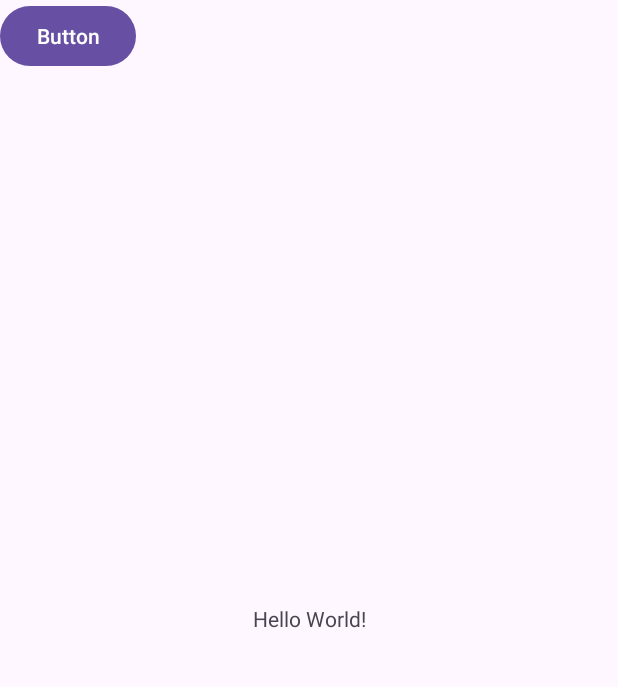
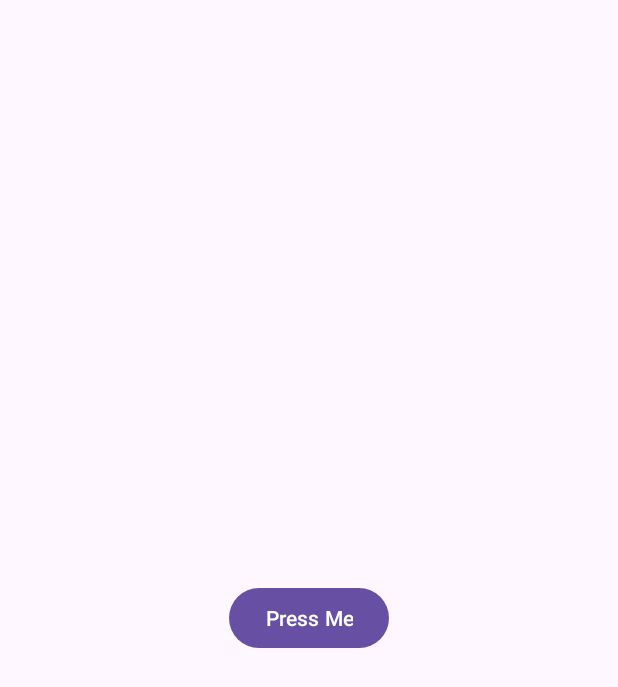
Before and after one commit to Bastiencpe/PilulierV75, an Android app: the screen it shows after launch (MainActivity), on a phone screen of 412 x 824 dp. Shown: the top 687 px of the screen. Run offline under Robolectric (Android 15) with nearby library versions, the phone set to English and light mode, and no system bars.

Commit message:
First pull

```diff
--- a/app/src/main/res/layout/activity_main.xml
+++ b/app/src/main/res/layout/activity_main.xml
@@ -8,20 +8,26 @@
     tools:context=".MainActivity">
 
     <TextView
+        android:id="@+id/textView"
         android:layout_width="wrap_content"
         android:layout_height="wrap_content"
         android:text="Hello World!"
         app:layout_constraintBottom_toBottomOf="parent"
         app:layout_constraintEnd_toEndOf="parent"
         app:layout_constraintStart_toStartOf="parent"
-        app:layout_constraintTop_toTopOf="parent" />
+        app:layout_constraintTop_toTopOf="parent"
+        tools:ignore="VisualLintOverlap" />
 
     <Button
         android:id="@+id/button"
         android:layout_width="wrap_content"
         android:layout_height="wrap_content"
-        android:text="Button"
-        tools:layout_editor_absoluteX="175dp"
-        tools:layout_editor_absoluteY="538dp" />
+        android:text="@string/press_me"
+        app:layout_constraintBottom_toBottomOf="parent"
+        app:layout_constraintEnd_toEndOf="parent"
+        app:layout_constraintHorizontal_bias="0.5"
+        app:layout_constraintStart_toStartOf="parent"
+        app:layout_constraintTop_toTopOf="parent"
+        app:layout_constraintVertical_bias="0.5" />
 
 </androidx.constraintlayout.widget.ConstraintLayout>
--- a/app/src/main/res/values/strings.xml
+++ b/app/src/main/res/values/strings.xml
@@ -1,3 +1,4 @@
 <resources>
     <string name="app_name">Pilulier</string>
+    <string name="press_me">Press Me</string>
 </resources>
```
